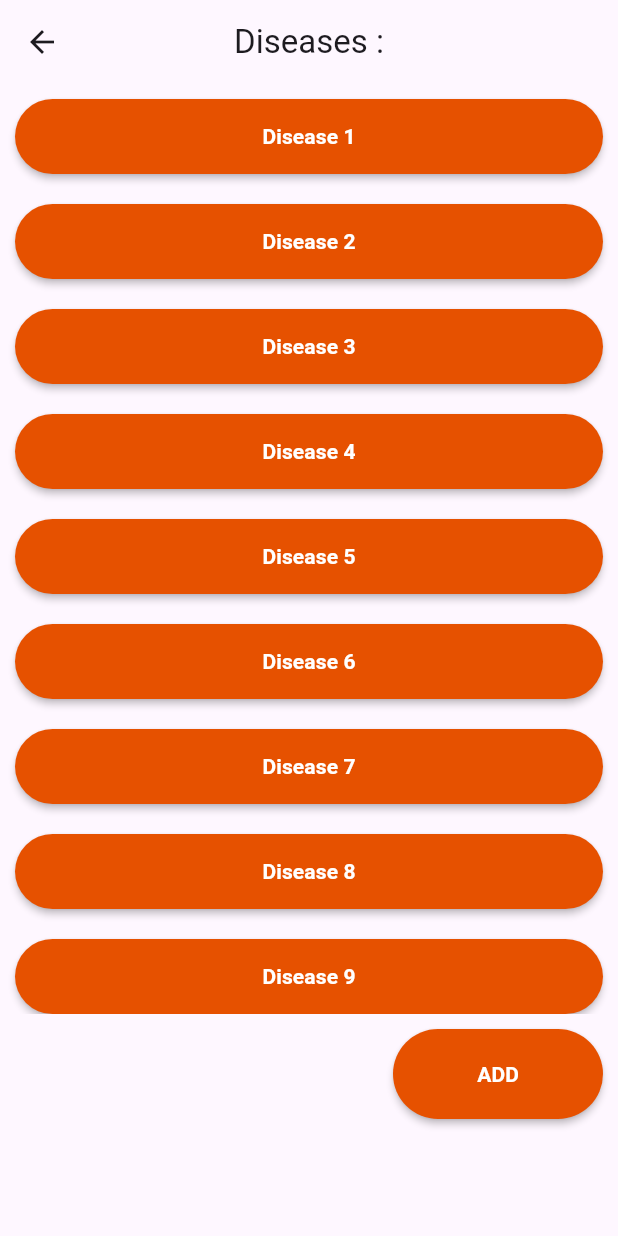
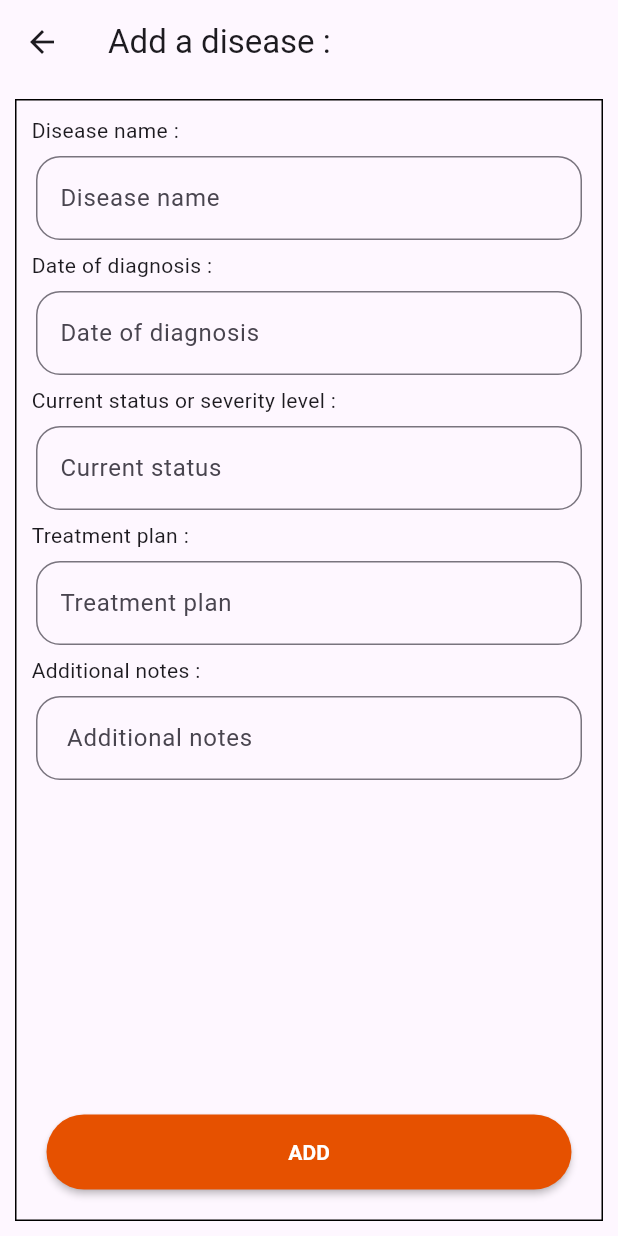
Before and after one commit to maiaboelmagde/medicory_gp, a Flutter app: the DiseaseHistoryPage screen opened by its route, after a tap on "ADD", on a phone screen of 412 x 824 dp. Run offline on Flutter 3.47's test engine with Material 3 defaults, Android fonts, the phone set to English and light mode, and no system bars; our stand-ins replace animate_do.

Commit message:
Uploading Add Disease page UI

```diff
--- /dev/null
+++ b/lib/Pages/doctor_pages/Medical_history_heirarchy_pages/add_disease_page.dart
@@ -0,0 +1,58 @@
+import 'package:flutter/material.dart';
+import 'package:medicory_gp/widgets/custom_button.dart';
+import 'package:medicory_gp/widgets/custom_text_field.dart';
+
+class AddDiseasePage extends StatelessWidget {
+  static const String id = "AddDiseasePage";
+  const AddDiseasePage({
+    super.key,
+  });
+
+  @override
+  Widget build(BuildContext context) {
+    return Scaffold(
+      appBar: AppBar(
+        title: Text("Add a disease :"),
+      ),
+      body: Container(
+        width: double.maxFinite,
+        margin: EdgeInsets.all(10),
+        padding: EdgeInsets.all(10),
+        decoration: BoxDecoration(border: Border.all()),
+        child: Column(
+          crossAxisAlignment: CrossAxisAlignment.start,
+          children: [
+            Text('Disease name : '),
+            CustomTextField(title: 'Disease name'),
+            Text('Date of diagnosis : '),
+            CustomTextField(title: 'Date of diagnosis '),
+            Text('Current status or severity level : '),
+            CustomTextField(title: 'Current status'),
+            Text('Treatment plan : '),
+            CustomTextField(title: 'Treatment plan '),
+            Text('Additional notes : '),
+            CustomTextField(title: ' Additional notes '),
+            Spacer(),
+            CustomButton(
+              title: ' ADD ',
+              onPressed: () {},
+            ),
+          ],
+          // children: [
+
+          //   Text('Disease name : '),
+          //   Spacer(flex: 1),
+          //   Text('Date of diagnosis : '),
+          //   Spacer(flex: 1),
+          //   Text('Current status or severity level : '),
+          //   Spacer(flex: 1),
+          //   Text('Treatment plan : '),
+          //   Spacer(flex: 1),
+          //   Text('Additional notes : '),
+          //   Spacer(flex: 1)
+          // ],
+        ),
+      ),
+    );
+  }
+}
--- a/lib/Pages/doctor_pages/Medical_history_heirarchy_pages/diseases_history.dart
+++ b/lib/Pages/doctor_pages/Medical_history_heirarchy_pages/diseases_history.dart
@@ -1,10 +1,11 @@
 import 'package:flutter/material.dart';
 import 'package:flutter/widgets.dart';
+import 'package:medicory_gp/Pages/doctor_pages/Medical_history_heirarchy_pages/add_disease_page.dart';
 import 'package:medicory_gp/Pages/doctor_pages/Medical_history_heirarchy_pages/disease_details_page.dart';
 import 'package:medicory_gp/widgets/custom_button.dart';
 
 class DiseaseHistoryPage extends StatelessWidget {
-  static final String id = "DiseaseHistoryPage";
+  static const String id = "DiseaseHistoryPage";
   const DiseaseHistoryPage({super.key});
 
   @override
@@ -50,7 +51,14 @@ class DiseaseHistoryPage extends StatelessWidget {
             child: SizedBox(
                 height: 80,
                 width: 160,
-                child: CustomButton(title: 'ADD', onPressed: () {})),
+                child: CustomButton(
+                    title: 'ADD',
+                    onPressed: () {
+                      Navigator.push(context,
+                          MaterialPageRoute(builder: (context) {
+                        return AddDiseasePage();
+                      }));
+                    })),
           )
         ],
       ),
--- /dev/null
+++ b/lib/widgets/custom_text_field.dart
@@ -0,0 +1,19 @@
+import 'package:flutter/material.dart';
+
+class CustomTextField extends StatelessWidget {
+  final String title;
+  const CustomTextField({super.key, required this.title});
+
+  @override
+  Widget build(BuildContext context) {
+    return Padding(
+      padding: const EdgeInsets.symmetric(vertical: 7, horizontal: 3),
+      child: TextField(
+        decoration: InputDecoration(
+          hintText: title,
+          border: OutlineInputBorder(borderRadius: BorderRadius.circular(16)),
+        ),
+      ),
+    );
+  }
+}
```
Also changed, not shown: lib/Pages/doctor_pages/add_prescription_page.dart (+8 -17 lines).
